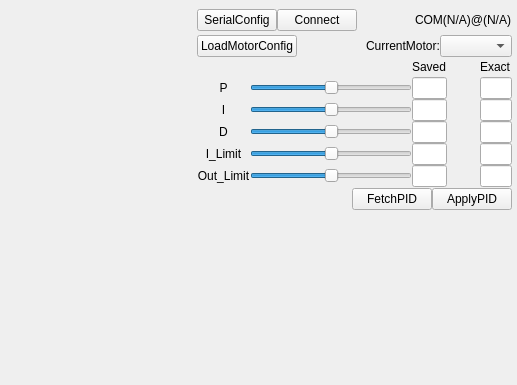
Qt form windows-project/src/ControlPanelWidget.ui (Meta-Team/Meta-Terminal-X) before a commit.
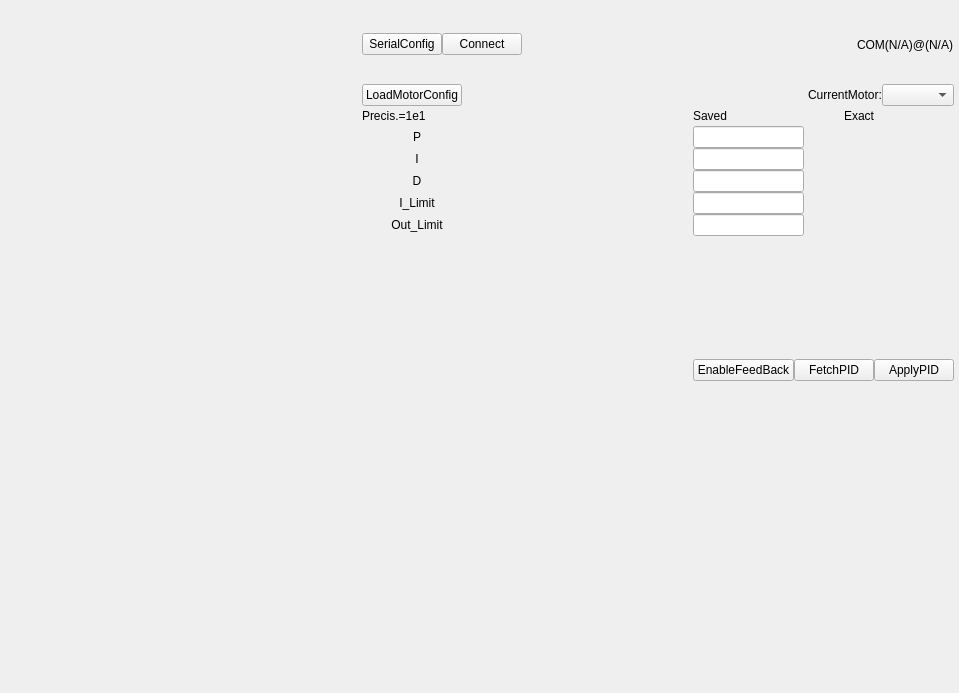
The same form after that commit.

What changed in the file:
```diff
--- a/windows-project/src/ControlPanelWidget.ui
+++ b/windows-project/src/ControlPanelWidget.ui
@@ -6,8 +6,8 @@
    <rect>
     <x>0</x>
     <y>0</y>
-    <width>517</width>
-    <height>385</height>
+    <width>959</width>
+    <height>693</height>
    </rect>
   </property>
   <property name="windowTitle">
@@ -158,114 +158,9 @@
        <item>
         <layout class="QHBoxLayout" name="horizontalLayout_8" stretch="0">
          <item>
-          <layout class="QGridLayout" name="gL_PID" rowstretch="0,1,1,1,1,1,0" columnstretch="1,5,1,1,1">
-           <item row="1" column="1">
-            <widget class="QSlider" name="hsP">
-             <property name="minimum">
-              <number>-50</number>
-             </property>
-             <property name="maximum">
-              <number>50</number>
-             </property>
-             <property name="orientation">
-              <enum>Qt::Horizontal</enum>
-             </property>
-            </widget>
-           </item>
-           <item row="2" column="1">
-            <widget class="QSlider" name="hsI">
-             <property name="minimum">
-              <number>-50</number>
-             </property>
-             <property name="maximum">
-              <number>50</number>
-             </property>
-             <property name="orientation">
-              <enum>Qt::Horizontal</enum>
-             </property>
-            </widget>
-           </item>
-           <item row="3" column="1">
-            <widget class="QSlider" name="hsD">
-             <property name="enabled">
-              <bool>true</bool>
-             </property>
-             <property name="minimum">
-              <number>-50</number>
-             </property>
-             <property name="maximum">
-              <number>50</number>
-             </property>
-             <property name="orientation">
-              <enum>Qt::Horizontal</enum>
-             </property>
-            </widget>
-           </item>
-           <item row="4" column="1">
-            <widget class="QSlider" name="hsI_Limit">
-             <property name="minimum">
-              <number>-50</number>
-             </property>
-             <property name="maximum">
-              <number>50</number>
-             </property>
-             <property name="orientation">
-              <enum>Qt::Horizontal</enum>
-             </property>
-            </widget>
-           </item>
-           <item row="5" column="1">
-            <widget class="QSlider" name="hsOut_Limit">
-             <property name="minimum">
-              <number>-50</number>
-             </property>
-             <property name="maximum">
-              <number>50</number>
-             </property>
-             <property name="orientation">
-              <enum>Qt::Horizontal</enum>
-             </property>
-            </widget>
-           </item>
-           <item row="1" column="0">
-            <widget class="QLabel" name="label_3">
-             <property name="text">
-              <string>P</string>
-             </property>
-             <property name="alignment">
-              <set>Qt::AlignCenter</set>
-             </property>
-            </widget>
-           </item>
-           <item row="2" column="0">
-            <widget class="QLabel" name="label_4">
-             <property name="text">
-              <string>I</string>
-             </property>
-             <property name="alignment">
-              <set>Qt::AlignCenter</set>
-             </property>
-            </widget>
-           </item>
-           <item row="3" column="0">
-            <widget class="QLabel" name="label_5">
-             <property name="text">
-              <string>D</string>
-             </property>
-             <property name="alignment">
-              <set>Qt::AlignCenter</set>
-             </property>
-            </widget>
-           </item>
-           <item row="4" column="0">
-            <widget class="QLabel" name="label_6">
-             <property name="text">
-              <string>I_Limit</string>
-             </property>
-             <property name="alignment">
-              <set>Qt::AlignCenter</set>
-             </property>
-            </widget>
+          <layout class="QGridLayout" name="gL_PID" rowstretch="0,0,0,0,0,0,0" columnstretch="1,2,1,0,1">
+           <item row="5" column="2">
+            <widget class="QLineEdit" name="lineEdit_Saved_Out_Limit"/>
            </item>
            <item row="5" column="0">
             <widget class="QLabel" name="label_7">
@@ -277,6 +172,19 @@
              </property>
             </widget>
            </item>
+           <item row="4" column="2">
+            <widget class="QLineEdit" name="lineEdit_Saved_I_Limit"/>
+           </item>
+           <item row="1" column="0">
+            <widget class="QLabel" name="label_3">
+             <property name="text">
+              <string>P</string>
+             </property>
+             <property name="alignment">
+              <set>Qt::AlignCenter</set>
+             </property>
+            </widget>
+           </item>
            <item row="6" column="0">
             <spacer name="verticalSpacer">
              <property name="orientation">
@@ -290,6 +198,13 @@
              </property>
             </spacer>
            </item>
+           <item row="0" column="4">
+            <widget class="QLabel" name="label_20">
+             <property name="text">
+              <string>Exact</string>
+             </property>
+            </widget>
+           </item>
            <item row="0" column="2">
             <widget class="QLabel" name="label_19">
              <property name="text">
@@ -297,6 +212,26 @@
              </property>
             </widget>
            </item>
+           <item row="4" column="0">
+            <widget class="QLabel" name="label_6">
+             <property name="text">
+              <string>I_Limit</string>
+             </property>
+             <property name="alignment">
+              <set>Qt::AlignCenter</set>
+             </property>
+            </widget>
+           </item>
+           <item row="2" column="0">
+            <widget class="QLabel" name="label_4">
+             <property name="text">
+              <string>I</string>
+             </property>
+             <property name="alignment">
+              <set>Qt::AlignCenter</set>
+             </property>
+            </widget>
+           </item>
            <item row="1" column="2">
             <widget class="QLineEdit" name="lineEdit_Saved_P"/>
            </item>
@@ -306,11 +241,15 @@
            <item row="3" column="2">
             <widget class="QLineEdit" name="lineEdit_Saved_D"/>
            </item>
-           <item row="4" column="2">
-            <widget class="QLineEdit" name="lineEdit_Saved_I_Limit"/>
-           </item>
-           <item row="5" column="2">
-            <widget class="QLineEdit" name="lineEdit_Saved_Out_Limit"/>
+           <item row="3" column="0">
+            <widget class="QLabel" name="label_5">
+             <property name="text">
+              <string>D</string>
+             </property>
+             <property name="alignment">
+              <set>Qt::AlignCenter</set>
+             </property>
+            </widget>
            </item>
            <item row="0" column="3">
             <spacer name="horizontalSpacer_4">
@@ -325,27 +264,60 @@
              </property>
             </spacer>
            </item>
-           <item row="0" column="4">
-            <widget class="QLabel" name="label_20">
+           <item row="0" column="1">
+            <spacer name="horizontalSpacer_5">
+             <property name="orientation">
+              <enum>Qt::Horizontal</enum>
+             </property>
+             <property name="sizeHint" stdset="0">
+              <size>
+               <width>40</width>
+               <height>20</height>
+              </size>
+             </property>
+            </spacer>
+           </item>
+           <item row="0" column="0">
+            <widget class="QLabel" name="label">
              <property name="text">
-              <string>Exact</string>
+              <string>Precis.=1e1</string>
              </property>
             </widget>
            </item>
            <item row="1" column="4">
-            <widget class="QLineEdit" name="lineEdit_Exact_P"/>
+            <widget class="QLabel" name="label_ExactP">
+             <property name="text">
+              <string/>
+             </property>
+            </widget>
            </item>
            <item row="2" column="4">
-            <widget class="QLineEdit" name="lineEdit_Exact_I"/>
+            <widget class="QLabel" name="label_ExactI">
+             <property name="text">
+              <string/>
+             </property>
+            </widget>
            </item>
            <item row="3" column="4">
-            <widget class="QLineEdit" name="lineEdit_Exact_D"/>
+            <widget class="QLabel" name="label_ExactD">
+             <property name="text">
+              <string/>
+             </property>
+            </widget>
            </item>
            <item row="4" column="4">
-            <widget class="QLineEdit" name="lineEdit_Exact_I_Limit"/>
+            <widget class="QLabel" name="label_ExactI_Limit">
+             <property name="text">
+              <string/>
+             </property>
+            </widget>
            </item>
            <item row="5" column="4">
-            <widget class="QLineEdit" name="lineEdit_Exact_Out_Limit"/>
+            <widget class="QLabel" name="label_ExactOut_Limit">
+             <property name="text">
+              <string/>
+             </property>
+            </widget>
            </item>
           </layout>
          </item>
@@ -367,7 +339,14 @@
           </spacer>
          </item>
          <item>
-          <widget class="QPushButton" name="pushButton_3">
+          <widget class="QPushButton" name="pushButton_EnableFeedback">
+           <property name="text">
+            <string>EnableFeedBack</string>
+           </property>
+          </widget>
+         </item>
+         <item>
+          <widget class="QPushButton" name="pushButton_FetchPID">
            <property name="text">
             <string>FetchPID</string>
            </property>
```
Left out of the diff: 30 changed lines with no effect on the pictures.
